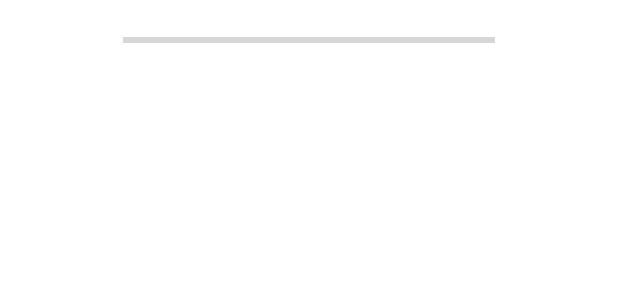
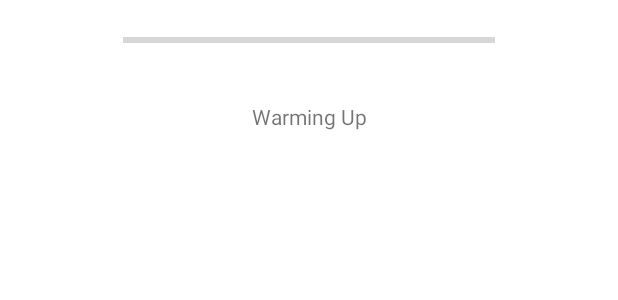
Before and after one commit to rphi/IoTSSC, an Android app: the layout activity_home.xml on its own in the app's theme, with its tools: preview values and no code run, on a phone screen of 412 x 824 dp. Shown: the part 171-471 px from the top of the screen. Run offline under Robolectric (Android 15) with nearby library versions, the phone set to English and light mode, and no system bars.

Commit message:
add textual description of exposure

```diff
--- a/android/IoTSSC_App/app/src/main/res/layout/activity_home.xml
+++ b/android/IoTSSC_App/app/src/main/res/layout/activity_home.xml
@@ -54,4 +54,14 @@
         app:layout_constraintEnd_toEndOf="parent"
         app:layout_constraintStart_toStartOf="parent" />
 
+    <TextView
+        android:id="@+id/exposureDescription"
+        android:layout_width="wrap_content"
+        android:layout_height="wrap_content"
+        android:layout_marginTop="16dp"
+        android:text="Warming Up"
+        app:layout_constraintEnd_toEndOf="parent"
+        app:layout_constraintStart_toStartOf="parent"
+        app:layout_constraintTop_toBottomOf="@+id/exposureBar" />
+
 </androidx.constraintlayout.widget.ConstraintLayout>
```
Also changed, not shown: android/IoTSSC_App/app/src/main/java/com/airsense/iotssc_app/HomeActivity.kt (+13 -0 lines).
